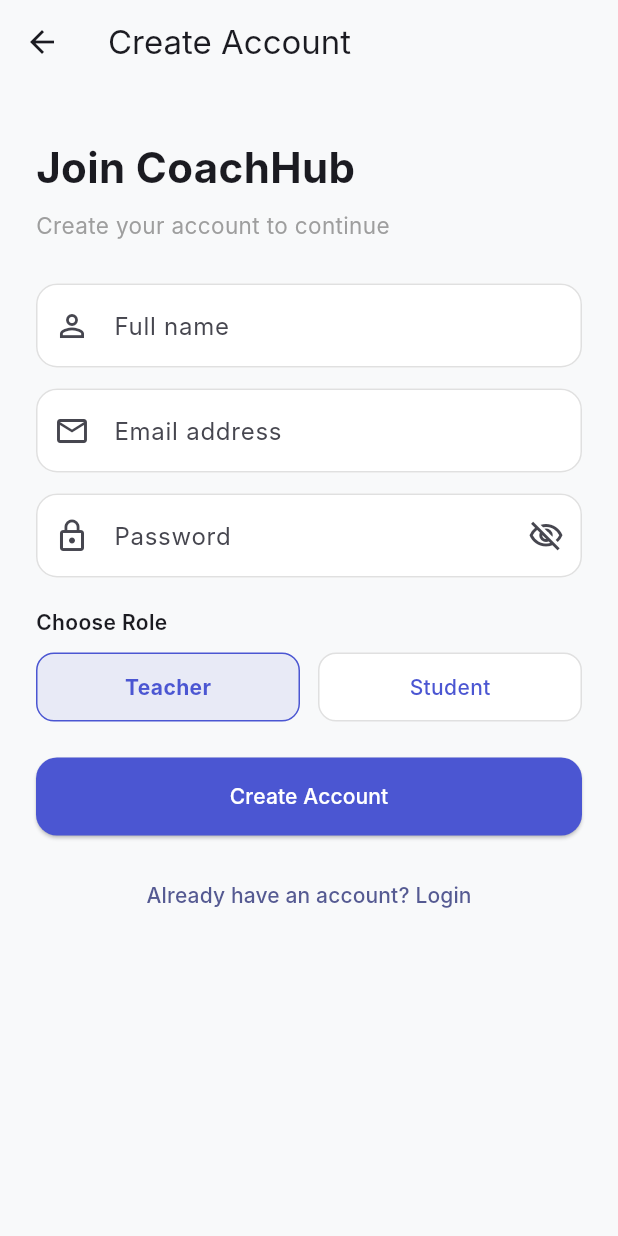
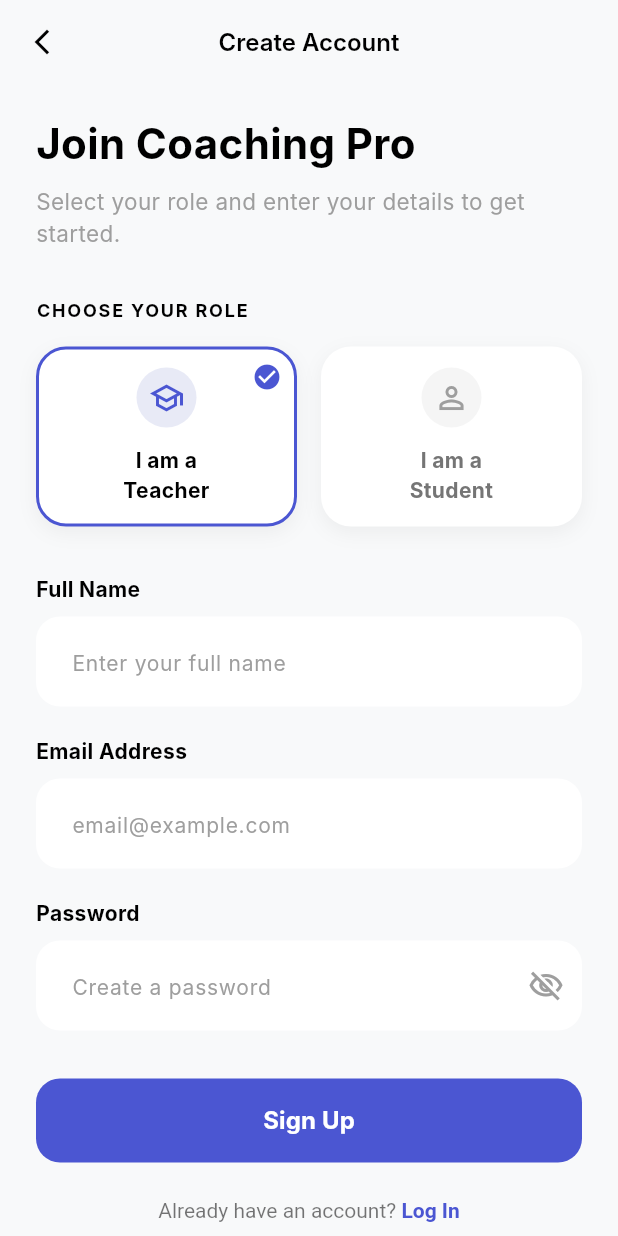
Before and after one commit to kalviumcommunity/S76-0126-Team01_Flutter_Firebase_CoachHub, a Flutter app: the SignUpPage screen opened by its route, on a phone screen of 412 x 824 dp. Run offline on Flutter 3.47's test engine with Material 3 defaults, Android fonts, the phone set to English and light mode, and no system bars; our stand-ins replace cloud_firestore, firebase_auth, firebase_core; accounts and stored records are empty; Roboto replaces fonts that are missing (Inter).

Commit message:
fixed a bug

```diff
--- a/lib/features/auth/presentation/pages/login_page.dart
+++ b/lib/features/auth/presentation/pages/login_page.dart
@@ -11,7 +11,6 @@
 }
 
 class _LoginPageState extends State<LoginPage> {
-  String selectedRole = 'Teacher';
   bool _isPasswordVisible = false;
   bool _isLoading = false;
   final TextEditingController emailController = TextEditingController();
@@ -149,30 +148,14 @@
                   shadowColor: const Color(0xFF4B56D2).withValues(alpha: 0.4),
                 ),
                 child: _isLoading
-                  ? const CircularProgressIndicator(color: Colors.white)
+                  ? const SizedBox(
+                      height: 20,
+                      width: 20,
+                      child: CircularProgressIndicator(color: Colors.white, strokeWidth: 2),
+                    )
                   : const Text('Login to Account',
                       style: TextStyle(color: Colors.white, fontSize: 16, fontWeight: FontWeight.bold)),
               ),
-            ),
-            const SizedBox(height: 40),
-            Row(
-              children: [
-                const Expanded(child: Divider()),
-                Padding(
-                  padding: const EdgeInsets.symmetric(horizontal: 16),
-                  child: Text(' LOG IN AS',
-                    style: TextStyle(color: Colors.grey[400], fontSize: 11, fontWeight: FontWeight.bold, letterSpacing: 1)),
-                ),
-                const Expanded(child: Divider()),
-              ],
-            ),
-            const SizedBox(height: 24),
-            Row(
-              children: [
-                Expanded(child: _buildRoleMiniCard('Teacher', 'Manage Class', Icons.record_voice_over_outlined)),
-                const SizedBox(width: 16),
-                Expanded(child: _buildRoleMiniCard('Student', 'Start Learning', Icons.menu_book_outlined)),
-              ],
             ),
             const SizedBox(height: 40),
             Row(
@@ -208,7 +191,6 @@
       child: Column(
         crossAxisAlignment: CrossAxisAlignment.start,
         children: [
-          if (showForgot)
           Row(
             mainAxisAlignment: MainAxisAlignment.spaceBetween,
             children: [
@@ -216,16 +198,15 @@
                 label,
                 style: const TextStyle(fontSize: 14, fontWeight: FontWeight.w600),
               ),
-                TextButton(
-                  onPressed: () {},
-                  child: const Text('Forgot Password?'),
+              if (showForgot)
+                GestureDetector(
+                  onTap: () {},
+                  child: const Text(
+                    'Forgot Password?',
+                    style: TextStyle(color: Color(0xFF4B56D2), fontSize: 12, fontWeight: FontWeight.bold),
+                  ),
                 ),
             ],
-            )
-          else
-            Text(
-              label,
-              style: const TextStyle(fontSize: 14, fontWeight: FontWeight.w600),
           ),
           const SizedBox(height: 8),
           TextField(
@@ -234,12 +215,13 @@
             obscureText: isPassword ? obscureText : false,
             decoration: InputDecoration(
               hintText: hint,
-              prefixIcon: Icon(icon),
+              prefixIcon: Icon(icon, size: 20),
               suffixIcon: isPassword
                   ? IconButton(
                       onPressed: onToggleVisibility,
                       icon: Icon(
                         obscureText ? Icons.visibility_off_outlined : Icons.visibility_outlined,
+                        size: 20,
                       ),
                     )
                   : null,
@@ -263,37 +245,4 @@
       ),
     );
   }
-
-  Widget _buildRoleMiniCard(String role, String subtitle, IconData icon) {
-    final bool isSelected = selectedRole == role;
-
-    return GestureDetector(
-      onTap: () => setState(() => selectedRole = role),
-      child: Container(
-        padding: const EdgeInsets.symmetric(vertical: 14, horizontal: 10),
-        decoration: BoxDecoration(
-          color: isSelected ? const Color(0xFFE8EAF6) : Colors.white,
-          borderRadius: BorderRadius.circular(14),
-          border: Border.all(
-            color: isSelected ? const Color(0xFF4B56D2) : const Color(0xFFE0E0E0),
-          ),
-        ),
-        child: Column(
-          children: [
-            Icon(icon, color: const Color(0xFF4B56D2)),
-            const SizedBox(height: 8),
-            Text(
-              role,
-              style: const TextStyle(fontWeight: FontWeight.bold),
-            ),
-            const SizedBox(height: 4),
-            Text(
-              subtitle,
-              style: TextStyle(color: Colors.grey[600], fontSize: 12),
-            ),
-          ],
-        ),
-      ),
-    );
 }
-}
--- a/lib/features/auth/presentation/pages/signup_page.dart
+++ b/lib/features/auth/presentation/pages/signup_page.dart
@@ -43,10 +43,7 @@
       role: _selectedRole,
     );
 
-    if (!mounted) {
-      return;
-    }
-
+    if (!mounted) return;
     setState(() => _isLoading = false);
 
     if (result == 'success') {
@@ -65,87 +62,152 @@
     return Scaffold(
       backgroundColor: const Color(0xFFF8F9FA),
       appBar: AppBar(
-        title: const Text('Create Account'),
         backgroundColor: Colors.transparent,
         elevation: 0,
+        leading: IconButton(
+          icon: const Icon(Icons.arrow_back_ios_new, color: Colors.black, size: 20),
+          onPressed: () => Navigator.pop(context),
+        ),
+        title: const Text('Create Account',
+          style: TextStyle(color: Colors.black, fontSize: 16, fontWeight: FontWeight.w600)),
+        centerTitle: true,
       ),
       body: SingleChildScrollView(
-        padding: const EdgeInsets.all(24),
+        padding: const EdgeInsets.symmetric(horizontal: 24.0),
         child: Column(
           crossAxisAlignment: CrossAxisAlignment.start,
           children: [
-            const SizedBox(height: 12),
-            const Text(
-              'Join CoachHub',
-              style: TextStyle(fontSize: 28, fontWeight: FontWeight.bold),
+            const SizedBox(height: 20),
+            const Text('Join Coaching Pro',
+              style: TextStyle(fontSize: 28, fontWeight: FontWeight.bold, color: Colors.black)),
+            const SizedBox(height: 8),
+            const Text('Select your role and enter your details to get started.',
+              style: TextStyle(color: Colors.grey, fontSize: 15)),
+            const SizedBox(height: 32),
+            const Text('CHOOSE YOUR ROLE',
+              style: TextStyle(fontSize: 12, fontWeight: FontWeight.bold, letterSpacing: 1.2, color: Colors.black)),
+            const SizedBox(height: 16),
+            Row(
+              children: [
+                Expanded(child: _buildRoleCard('Teacher', Icons.school_outlined)),
+                const SizedBox(width: 16),
+                Expanded(child: _buildRoleCard('Student', Icons.person_outline)),
+              ],
             ),
-            const SizedBox(height: 8),
-            const Text(
-              'Create your account to continue',
-              style: TextStyle(color: Colors.grey, fontSize: 15),
-            ),
-            const SizedBox(height: 28),
+            const SizedBox(height: 32),
+            _buildLabel('Full Name'),
             TextField(
               controller: _nameController,
-              decoration: _inputDecoration('Full name', Icons.person_outline),
+              decoration: _inputDecoration('Enter your full name'),
             ),
-            const SizedBox(height: 14),
+            const SizedBox(height: 20),
+            _buildLabel('Email Address'),
             TextField(
               controller: _emailController,
               keyboardType: TextInputType.emailAddress,
-              decoration: _inputDecoration('Email address', Icons.email_outlined),
+              decoration: _inputDecoration('email@example.com'),
             ),
-            const SizedBox(height: 14),
+            const SizedBox(height: 20),
+            _buildLabel('Password'),
             TextField(
               controller: _passwordController,
               obscureText: !_isPasswordVisible,
-              decoration: _inputDecoration('Password', Icons.lock_outline).copyWith(
+              decoration: _inputDecoration('Create a password').copyWith(
                 suffixIcon: IconButton(
                   onPressed: () => setState(() => _isPasswordVisible = !_isPasswordVisible),
                   icon: Icon(
-                    _isPasswordVisible
-                        ? Icons.visibility_outlined
-                        : Icons.visibility_off_outlined,
+                    _isPasswordVisible ? Icons.visibility_outlined : Icons.visibility_off_outlined,
+                    color: Colors.grey,
                   ),
                 ),
               ),
             ),
-            const SizedBox(height: 20),
-            const Text(
-              'Choose Role',
-              style: TextStyle(fontSize: 14, fontWeight: FontWeight.w600),
-            ),
-            const SizedBox(height: 10),
-            Row(
-              children: [
-                Expanded(child: _roleChip('Teacher')),
-                const SizedBox(width: 12),
-                Expanded(child: _roleChip('Student')),
-              ],
-            ),
-            const SizedBox(height: 24),
+            const SizedBox(height: 32),
             SizedBox(
               width: double.infinity,
-              height: 52,
+              height: 56,
               child: ElevatedButton(
                 onPressed: _isLoading ? null : _handleSignUp,
                 style: ElevatedButton.styleFrom(
                   backgroundColor: const Color(0xFF4B56D2),
-                  foregroundColor: Colors.white,
-                  shape: RoundedRectangleBorder(
-                    borderRadius: BorderRadius.circular(14),
-                  ),
+                  shape: RoundedRectangleBorder(borderRadius: BorderRadius.circular(16)),
+                  elevation: 0,
                 ),
                 child: _isLoading
                     ? const CircularProgressIndicator(color: Colors.white)
-                    : const Text('Create Account'),
+                    : const Text('Sign Up', style: TextStyle(color: Colors.white, fontSize: 16, fontWeight: FontWeight.bold)),
               ),
             ),
-            const SizedBox(height: 16),
+            const SizedBox(height: 24),
             Center(
-              child: TextButton(
-                onPressed: () => Navigator.pushReplacementNamed(context, '/login'),
-                child: const Text('Already have an account? Login'),
+              child: GestureDetector(
+                onTap: () => Navigator.pushReplacementNamed(context, '/login'),
+                child: RichText(
+                  text: const TextSpan(
+                    text: 'Already have an account? ',
+                    style: TextStyle(color: Colors.black54, fontSize: 14),
+                    children: [
+                      TextSpan(
+                        text: 'Log In',
+                        style: TextStyle(color: Color(0xFF4B56D2), fontWeight: FontWeight.bold),
+                      ),
+                    ],
+                  ),
+                ),
+              ),
+            ),
+            const SizedBox(height: 30),
+          ],
+        ),
+      ),
+    );
+  }
+
+  Widget _buildLabel(String label) {
+    return Padding(
+      padding: const EdgeInsets.only(bottom: 8.0),
+      child: Text(label, style: const TextStyle(fontWeight: FontWeight.bold, fontSize: 14, color: Colors.black)),
+    );
+  }
+
+  Widget _buildRoleCard(String role, IconData icon) {
+    final bool isSelected = _selectedRole == role;
+    return GestureDetector(
+      onTap: () => setState(() => _selectedRole = role),
+      child: Container(
+        height: 120,
+        decoration: BoxDecoration(
+          color: Colors.white,
+          borderRadius: BorderRadius.circular(20),
+          border: Border.all(
+            color: isSelected ? const Color(0xFF4B56D2) : Colors.transparent,
+            width: 2,
+          ),
+          boxShadow: [
+            BoxShadow(color: Colors.black.withValues(alpha: 0.05), blurRadius: 10, offset: const Offset(0, 4)),
+          ],
+        ),
+        child: Stack(
+          children: [
+            if (isSelected)
+              const Positioned(
+                top: 8,
+                right: 8,
+                child: Icon(Icons.check_circle, color: Color(0xFF4B56D2), size: 20),
+              ),
+            Center(
+              child: Column(
+                mainAxisAlignment: MainAxisAlignment.center,
+                children: [
+                  CircleAvatar(
+                    backgroundColor: isSelected ? const Color(0xFFE8EAF6) : const Color(0xFFF5F5F5),
+                    child: Icon(icon, color: isSelected ? const Color(0xFF4B56D2) : Colors.grey),
+                  ),
+                  const SizedBox(height: 12),
+                  Text('I am a\n$role',
+                    textAlign: TextAlign.center,
+                    style: TextStyle(fontWeight: FontWeight.bold, color: isSelected ? Colors.black : Colors.grey[600])),
+                ],
               ),
             ),
           ],
@@ -154,49 +216,24 @@
     );
   }
 
-  Widget _roleChip(String role) {
-    final isSelected = role == _selectedRole;
-    return InkWell(
-      onTap: () => setState(() => _selectedRole = role),
-      child: Container(
-        padding: const EdgeInsets.symmetric(vertical: 12),
-        decoration: BoxDecoration(
-          color: isSelected ? const Color(0xFFE8EAF6) : Colors.white,
-          borderRadius: BorderRadius.circular(12),
-          border: Border.all(
-            color: isSelected ? const Color(0xFF4B56D2) : const Color(0xFFE0E0E0),
-          ),
-        ),
-        child: Center(
-          child: Text(
-            role,
-            style: TextStyle(
-              color: const Color(0xFF4B56D2),
-              fontWeight: isSelected ? FontWeight.bold : FontWeight.w500,
-            ),
-          ),
-        ),
-      ),
-    );
-  }
-
-  InputDecoration _inputDecoration(String hint, IconData icon) {
+  InputDecoration _inputDecoration(String hint) {
     return InputDecoration(
       hintText: hint,
-      prefixIcon: Icon(icon),
+      hintStyle: const TextStyle(color: Colors.grey, fontSize: 14),
       filled: true,
       fillColor: Colors.white,
+      contentPadding: const EdgeInsets.symmetric(horizontal: 20, vertical: 18),
       border: OutlineInputBorder(
-        borderRadius: BorderRadius.circular(14),
-        borderSide: const BorderSide(color: Color(0xFFE0E0E0)),
+        borderRadius: BorderRadius.circular(16),
+        borderSide: BorderSide.none,
       ),
       enabledBorder: OutlineInputBorder(
-        borderRadius: BorderRadius.circular(14),
-        borderSide: const BorderSide(color: Color(0xFFE0E0E0)),
+        borderRadius: BorderRadius.circular(16),
+        borderSide: BorderSide.none,
       ),
       focusedBorder: OutlineInputBorder(
-        borderRadius: BorderRadius.circular(14),
-        borderSide: const BorderSide(color: Color(0xFF4B56D2)),
+        borderRadius: BorderRadius.circular(16),
+        borderSide: const BorderSide(color: Color(0xFF4B56D2), width: 1.5),
       ),
     );
   }
```
Lines whose indentation alone changed are shown as unchanged.
